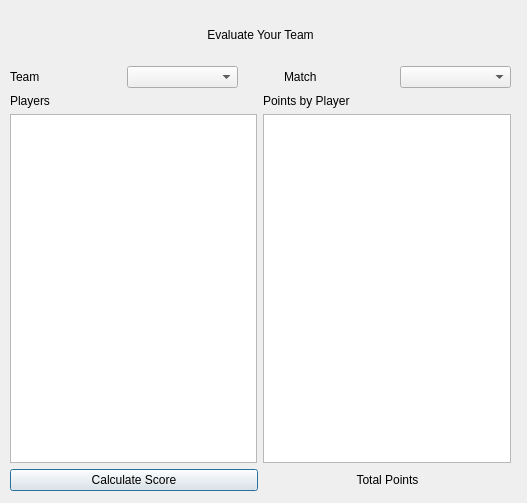
Before: the Qt Designer form evaluateTeam.ui in NoobSaiyan/fantasy_cricket_python, drawn with Qt 5.
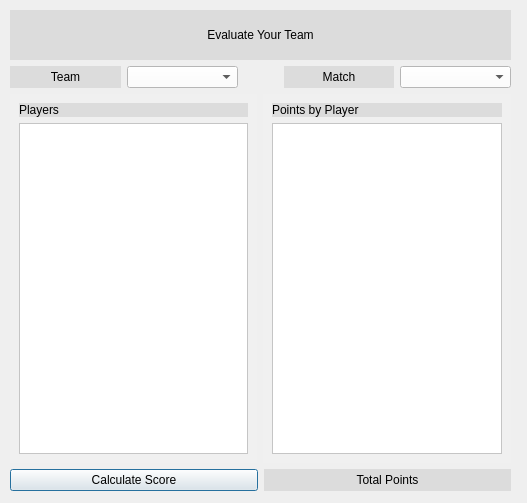
After: the same form once the commit is applied.

Diff of the .ui file:
```diff
--- a/evaluateTeam.ui
+++ b/evaluateTeam.ui
@@ -11,9 +11,9 @@
    </rect>
   </property>
   <property name="windowTitle">
-   <string>Dialog</string>
+   <string>Evaluate Team</string>
   </property>
-  <widget class="QWidget" name="verticalLayoutWidget">
+  <widget class="QWidget" name="verticalWidget" native="true">
    <property name="geometry">
     <rect>
      <x>10</x>
@@ -22,6 +22,9 @@
      <height>481</height>
     </rect>
    </property>
+   <property name="styleSheet">
+    <string notr="true"/>
+   </property>
    <layout class="QVBoxLayout" name="verticalLayout">
     <item>
      <widget class="QLabel" name="heading">
@@ -31,6 +34,9 @@
         <height>50</height>
        </size>
       </property>
+      <property name="styleSheet">
+       <string notr="true">background-color: rgb(220, 220, 220);</string>
+      </property>
       <property name="text">
        <string>Evaluate Your Team</string>
       </property>
@@ -45,9 +51,15 @@
        <layout class="QHBoxLayout" name="horizontalLayout_3">
         <item>
          <widget class="QLabel" name="label_5">
+          <property name="styleSheet">
+           <string notr="true">background-color: rgb(220, 220, 220);</string>
+          </property>
           <property name="text">
            <string>Team</string>
           </property>
+          <property name="alignment">
+           <set>Qt::AlignCenter</set>
+          </property>
          </widget>
         </item>
         <item>
@@ -58,6 +70,9 @@
             <height>0</height>
            </size>
           </property>
+          <property name="styleSheet">
+           <string notr="true">background-color: rgb(255, 255, 255);</string>
+          </property>
          </widget>
         </item>
         <item>
@@ -78,13 +93,23 @@
         </item>
         <item>
          <widget class="QLabel" name="label_6">
+          <property name="styleSheet">
+           <string notr="true">background-color: rgb(220, 220, 220);</string>
+          </property>
           <property name="text">
            <string>Match</string>
           </property>
+          <property name="alignment">
+           <set>Qt::AlignCenter</set>
+          </property>
          </widget>
         </item>
         <item>
-         <widget class="QComboBox" name="match_combo_box"/>
+         <widget class="QComboBox" name="match_combo_box">
+          <property name="styleSheet">
+           <string notr="true">background-color: rgb(255, 255, 255);</string>
+          </property>
+         </widget>
         </item>
        </layout>
       </item>
@@ -93,32 +118,59 @@
     <item>
      <layout class="QHBoxLayout" name="horizontalLayout">
       <item>
+       <widget class="QWidget" name="" native="true">
+        <property name="styleSheet">
+         <string notr="true">background-color: rgb(240, 240, 240);</string>
+        </property>
        <layout class="QVBoxLayout" name="verticalLayout_3">
         <item>
          <widget class="QLabel" name="label_2">
+           <property name="styleSheet">
+            <string notr="true">background-color: rgb(220, 220, 220);</string>
+           </property>
           <property name="text">
            <string>Players</string>
           </property>
          </widget>
         </item>
         <item>
-         <widget class="QListWidget" name="player_list"/>
-        </item>
-       </layout>
+          <widget class="QListWidget" name="player_list">
+           <property name="autoFillBackground">
+            <bool>false</bool>
+           </property>
+           <property name="styleSheet">
+            <string notr="true">background-color: rgb(255, 255, 255);</string>
+           </property>
+          </widget>
+         </item>
+        </layout>
+       </widget>
       </item>
       <item>
+       <widget class="QWidget" name="" native="true">
+        <property name="styleSheet">
+         <string notr="true">background-color: rgb(240, 240, 240);</string>
+        </property>
        <layout class="QVBoxLayout" name="verticalLayout_4">
         <item>
          <widget class="QLabel" name="label_3">
+           <property name="styleSheet">
+            <string notr="true">background-color: rgb(220, 220, 220);</string>
+           </property>
           <property name="text">
            <string>Points by Player</string>
           </property>
          </widget>
         </item>
         <item>
-         <widget class="QListView" name="points_list"/>
-        </item>
-       </layout>
+          <widget class="QListWidget" name="points_list">
+           <property name="styleSheet">
+            <string notr="true">background-color: rgb(255, 255, 255);</string>
+           </property>
+          </widget>
+         </item>
+        </layout>
+       </widget>
       </item>
      </layout>
     </item>
@@ -126,6 +178,9 @@
      <layout class="QHBoxLayout" name="horizontalLayout_2">
       <item>
        <widget class="QPushButton" name="calculate_button">
+        <property name="styleSheet">
+         <string notr="true">background-color: rgb(240, 240, 240);</string>
+        </property>
         <property name="text">
          <string>Calculate Score</string>
         </property>
@@ -133,6 +188,9 @@
       </item>
       <item>
        <widget class="QLabel" name="total_point">
+        <property name="styleSheet">
+         <string notr="true">background-color: rgb(220, 220, 220);</string>
+        </property>
         <property name="text">
          <string>Total Points</string>
         </property>
```
Lines whose indentation alone changed are shown as unchanged.
